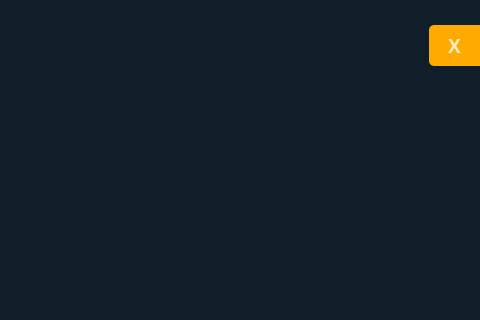
cach007/face_findeer, file ui/local.ui: the form before one commit; both pictures show x 400 to 880 and y 0 to 320 of the 880 by 660 pixel window.
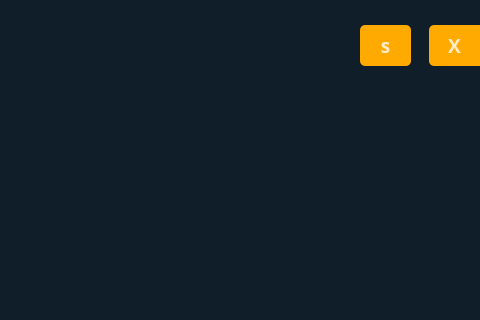
The form after the commit.

Commit message: 모자이크 버튼 추가 했고 local.ui에 모자이크 이미지 넣어야함

What changed in the file:
```diff
--- a/ui/local.ui
+++ b/ui/local.ui
@@ -86,6 +86,49 @@
      <string>X</string>
     </property>
    </widget>
+   <widget class="QPushButton" name="effectButton">
+    <property name="geometry">
+     <rect>
+      <x>760</x>
+      <y>25</y>
+      <width>51</width>
+      <height>41</height>
+     </rect>
+    </property>
+    <property name="font">
+     <font>
+      <family>Arial Black</family>
+      <pointsize>14</pointsize>
+      <weight>75</weight>
+      <bold>true</bold>
+     </font>
+    </property>
+    <property name="styleSheet">
+     <string notr="true">QPushButton#effectButton{
+background-color:rgb(255, 170, 0);
+color:rgba(255, 255, 255, 200);
+border-top-left-radius:5px;
+border-bottom-left-radius:5px;
+border-bottom-right-radius: 5px;
+border-top-right-radius: 5px;
+}
+QPushButton#effectButton:pressed{
+padding-left:5px;
+padding-top:5px;
+background-color:rgb(255, 170, 0);
+background-position:calc(100%-10px)center;
+}
+QPushButton#effectButton:hover{
+background-color:rgb(255, 170, 0);
+}</string>
+    </property>
+    <property name="text">
+     <string>s</string>
+    </property>
+    <property name="autoDefault">
+     <bool>false</bool>
+    </property>
+   </widget>
   </widget>
  </widget>
  <resources/>
```
The commit also changes 2 other files.
